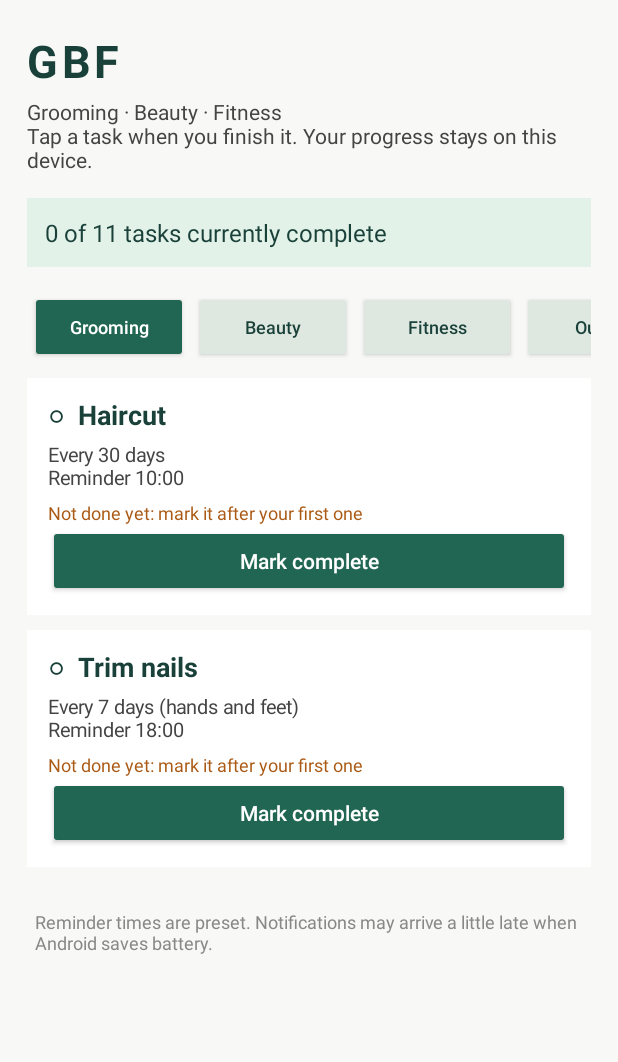
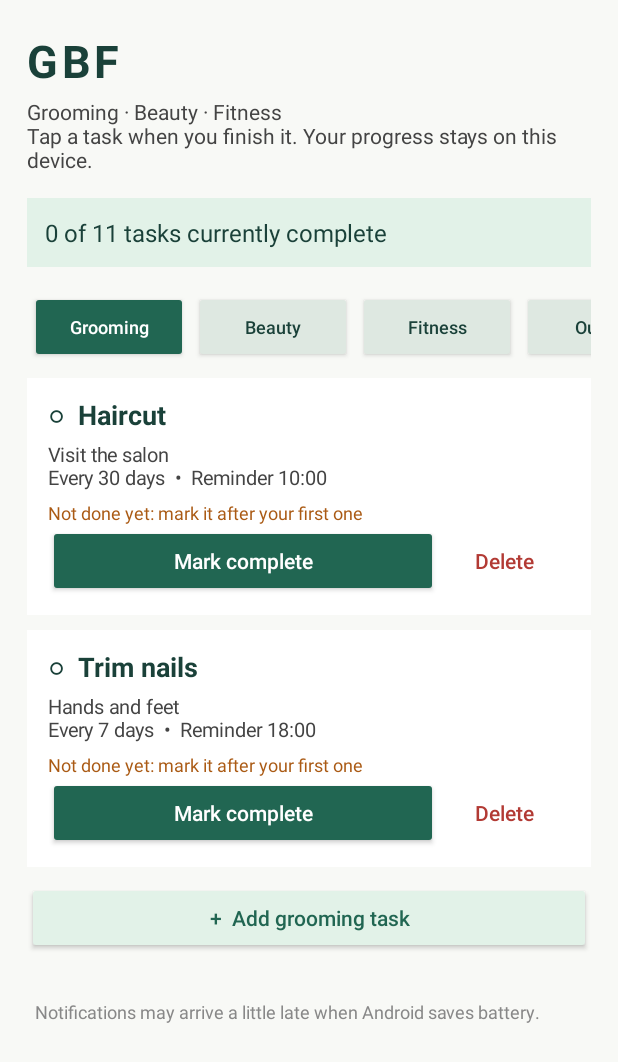
Before and after one commit to hameed0473-a11y/GBF-APP, an Android app: the screen it shows after launch (MainActivity), on a phone screen of 412 x 824 dp. Shown: the top 1062 px of the screen. Run offline under Robolectric (Android 15) with nearby library versions, the phone set to English and light mode, and no system bars.

Commit message:
Let users add and delete tasks in every category (v0.3.0)
- Store the task list on the device as JSON, seeded with the default
  routine on first launch; existing completion history is kept
- Add "+ Add" buttons for Grooming, Beauty, Fitness Exercise and Fitness
  Diet with a dialog for name, details, repeat interval (1-365 days with
  Daily/7/15/30 shortcuts) and reminder time; validate before closing
- Add a Delete button on each task card that, after confirmation, removes
  the task, cancels its alarm and notification, and clears its history
- List tasks in reminder-time order and show the repeat interval on cards
- Let alarms for deleted tasks lapse instead of rescheduling
- Document adding and deleting tasks in the README

Co-Authored-By: Claude Opus 5.5 <noreply@anthropic.com>

```diff
--- a/app/build.gradle
+++ b/app/build.gradle
@@ -1,5 +1,5 @@
 plugins { id 'com.android.application' }
 android { namespace 'com.shahul.groomingfitness'; compileSdk 35
-    defaultConfig { applicationId 'com.shahul.groomingfitness'; minSdk 26; targetSdk 35; versionCode 2; versionName '0.2.0' }
+    defaultConfig { applicationId 'com.shahul.groomingfitness'; minSdk 26; targetSdk 35; versionCode 3; versionName '0.3.0' }
     compileOptions { sourceCompatibility JavaVersion.VERSION_17; targetCompatibility JavaVersion.VERSION_17 }
 }
--- a/app/src/main/java/com/shahul/groomingfitness/MainActivity.java
+++ b/app/src/main/java/com/shahul/groomingfitness/MainActivity.java
@@ -3,24 +3,34 @@ package com.shahul.groomingfitness;
 import android.Manifest;
 import android.app.Activity;
 import android.app.AlertDialog;
+import android.app.TimePickerDialog;
 import android.content.pm.PackageManager;
 import android.content.res.ColorStateList;
 import android.graphics.Color;
 import android.graphics.Typeface;
 import android.os.Build;
 import android.os.Bundle;
+import android.text.InputType;
+import android.text.format.DateFormat;
+import android.view.Gravity;
 import android.widget.Button;
+import android.widget.EditText;
 import android.widget.HorizontalScrollView;
 import android.widget.LinearLayout;
 import android.widget.ScrollView;
 import android.widget.TextView;
+import android.widget.Toast;
+import java.util.ArrayList;
+import java.util.Comparator;
+import java.util.List;
 import java.util.Locale;
 
 public final class MainActivity extends Activity {
-    private static final int GREEN_DARK=Color.rgb(26,65,57), GREEN=Color.rgb(33,102,82), GREEN_SOFT=Color.rgb(226,242,232);
+    private static final int GREEN_DARK=Color.rgb(26,65,57), GREEN=Color.rgb(33,102,82), GREEN_SOFT=Color.rgb(226,242,232), RED=Color.rgb(178,58,52);
     private LinearLayout root, content;
     private String selected="Grooming";
     private boolean guideOpen=false;
+    private List<Tasks.Task> tasks=new ArrayList<>();
     private int dp(float value) { return (int)(value*getResources().getDisplayMetrics().density+.5f); }
     @Override public void onCreate(Bundle state) {
         super.onCreate(state);
@@ -33,14 +43,23 @@ public final class MainActivity extends Activity {
     private TextView label(String value,int size,int color) {
         TextView v=new TextView(this); v.setText(value); v.setTextSize(size); v.setTextColor(color); return v;
     }
+    private static String time(int hour,int minute) { return String.format(Locale.getDefault(),"%02d:%02d",hour,minute); }
+    /** Tasks in one category (and optional Fitness section), earliest reminder first. */
+    private List<Tasks.Task> list(String group,String section) {
+        List<Tasks.Task> result=new ArrayList<>();
+        for(Tasks.Task t:tasks) if(t.group.equals(group) && (section==null || t.section.equals(section))) result.add(t);
+        result.sort(Comparator.comparingInt(Tasks.Task::minuteOfDay));
+        return result;
+    }
     private void draw() {
+        tasks=Tasks.all(this);
         root=new LinearLayout(this); root.setOrientation(LinearLayout.VERTICAL); root.setBackgroundColor(Color.rgb(248,249,246));
         root.setPadding(dp(18),dp(20),dp(18),0); setContentView(root);
         TextView heading=label("GBF",30,GREEN_DARK); heading.setTypeface(null,Typeface.BOLD); heading.setLetterSpacing(.08f); root.addView(heading);
         TextView subtitle=label("Grooming · Beauty · Fitness\nTap a task when you finish it. Your progress stays on this device.",14,Color.DKGRAY);
         subtitle.setPadding(0,dp(4),0,dp(16)); root.addView(subtitle);
-        int done=Tasks.ALL.size()-Tasks.due(this).size();
-        TextView progress=label(done+" of "+Tasks.ALL.size()+" tasks currently complete",16,GREEN_DARK);
+        int done=0; for(Tasks.Task t:tasks) if(Tasks.complete(this,t)) done++;
+        TextView progress=label(done+" of "+tasks.size()+" tasks currently complete",16,GREEN_DARK);
         progress.setPadding(dp(12),dp(12),dp(12),dp(12)); progress.setBackgroundColor(GREEN_SOFT); root.addView(progress);
         // A horizontal row keeps all four sections reachable on smaller phones.
         HorizontalScrollView tabRow=new HorizontalScrollView(this);
@@ -58,22 +77,37 @@ public final class MainActivity extends Activity {
         switch(selected) {
             case "Outfits": Outfits.render(this,content,this::draw); break;
             case "Fitness": drawFitness(); break;
-            default: for(Tasks.Task t:Tasks.ALL) if(t.group.equals(selected)) addTask(t);
+            default: addTaskList(list(selected,null),selected,"","Add "+selected.toLowerCase(Locale.ROOT)+" task");
         }
-        TextView footer=label("Reminder times are preset. Notifications may arrive a little late when Android saves battery.",12,Color.GRAY);
+        TextView footer=label("Notifications may arrive a little late when Android saves battery.",12,Color.GRAY);
         footer.setPadding(dp(5),dp(18),dp(5),dp(26)); content.addView(footer);
     }
     private void sectionHeader(String title,String note) {
         TextView h=label(title,19,GREEN_DARK); h.setTypeface(null,Typeface.BOLD); h.setPadding(dp(4),dp(10),dp(4),note.isEmpty()?dp(8):dp(2)); content.addView(h);
         if(!note.isEmpty()) { TextView n=label(note,13,Color.DKGRAY); n.setPadding(dp(4),0,dp(4),dp(10)); content.addView(n); }
     }
+    private void addTaskList(List<Tasks.Task> items,String group,String section,String addLabel) {
+        if(items.isEmpty()) {
+            TextView empty=label("No tasks here yet. Tap the button below to add one.",14,Color.GRAY);
+            empty.setPadding(dp(4),dp(4),dp(4),dp(10)); content.addView(empty);
+        }
+        for(Tasks.Task t:items) addTask(t);
+        Button add=new Button(this); add.setAllCaps(false); add.setText("+  "+addLabel); add.setTextColor(GREEN);
+        add.setBackgroundTintList(ColorStateList.valueOf(GREEN_SOFT));
+        LinearLayout.LayoutParams lp=new LinearLayout.LayoutParams(-1,-2); lp.setMargins(0,0,0,dp(12)); content.addView(add,lp);
+        add.setOnClickListener(v->addDialog(group,section));
+    }
     private void drawFitness() {
         sectionHeader("Exercise","Walk 3,000 steps or more, OR do 10 minutes on a treadmill or bicycle. Tick it yourself after either one.");
-        for(Tasks.Task t:Tasks.ALL) if(t.group.equals("Fitness") && t.section.equals("Exercise")) addTask(t);
-        int dietTotal=0, dietDone=0;
-        for(Tasks.Task t:Tasks.ALL) if(t.section.equals("Diet")) { dietTotal++; if(Tasks.complete(this,t)) dietDone++; }
-        sectionHeader("Daily diet — in order","Today: "+dietDone+" of "+dietTotal+" done. Protein-rich foods that support healthy hair.");
-        for(Tasks.Task t:Tasks.ALL) if(t.group.equals("Fitness") && t.section.equals("Diet")) addTask(t);
+        addTaskList(list("Fitness","Exercise"),"Fitness","Exercise","Add exercise");
+        List<Tasks.Task> diet=list("Fitness","Diet");
+        int dietDone=0; for(Tasks.Task t:diet) if(Tasks.complete(this,t)) dietDone++;
+        sectionHeader("Daily diet — in order","Today: "+dietDone+" of "+diet.size()+" done. Protein-rich foods that support healthy hair.");
+        addTaskList(diet,"Fitness","Diet","Add diet item");
+        // Fitness tasks with no section (none by default) still need to be visible and deletable.
+        List<Tasks.Task> other=new ArrayList<>();
+        for(Tasks.Task t:list("Fitness",null)) if(!t.section.equals("Exercise") && !t.section.equals("Diet")) other.add(t);
+        if(!other.isEmpty()) { sectionHeader("Other",""); for(Tasks.Task t:other) addTask(t); }
         addFoodGuide();
     }
     private void addFoodGuide() {
@@ -114,21 +148,30 @@ public final class MainActivity extends Activity {
         card.setPadding(dp(14),dp(12),dp(14),dp(12)); card.setBackgroundColor(Color.WHITE);
         LinearLayout.LayoutParams cp=new LinearLayout.LayoutParams(-1,-2); cp.setMargins(0,0,0,dp(10)); content.addView(card,cp);
         TextView name=label((checked?"✓  ":"○  ")+t.title,18,checked?GREEN:GREEN_DARK); name.setTypeface(null,Typeface.BOLD); card.addView(name);
-        TextView info=label(t.detail+"\nReminder "+String.format(Locale.getDefault(),"%02d:%02d",t.hour,t.minute),13,Color.DKGRAY);
-        info.setPadding(0,dp(5),0,dp(6)); card.addView(info);
+        String info=(t.detail.isEmpty()?"":t.detail+"\n")+t.repeatText()+"  •  Reminder "+time(t.hour,t.minute);
+        TextView infoView=label(info,13,Color.DKGRAY); infoView.setPadding(0,dp(5),0,dp(6)); card.addView(infoView);
         String status=status(t,checked);
         if(!status.isEmpty()) {
             TextView s=label(status,12,checked?Color.GRAY:Color.rgb(170,90,20)); card.addView(s);
         }
+        LinearLayout buttons=new LinearLayout(this); buttons.setGravity(Gravity.CENTER_VERTICAL); card.addView(buttons);
         Button action=new Button(this); action.setAllCaps(false); action.setText(checked?"Undo completion":"Mark complete");
         if(!checked) { action.setTextColor(Color.WHITE); action.setBackgroundTintList(ColorStateList.valueOf(GREEN)); }
         action.setContentDescription((checked?"Undo ":"Complete ")+t.title);
-        card.addView(action); action.setOnClickListener(v->{
+        buttons.addView(action,new LinearLayout.LayoutParams(0,-2,1));
+        action.setOnClickListener(v->{
             if(Tasks.complete(this,t)) new AlertDialog.Builder(this).setTitle("Undo completion?")
                 .setMessage("This removes the recorded completion date for "+t.title+".")
                 .setNegativeButton("Cancel",null).setPositiveButton("Undo",(d,w)->{Tasks.undo(this,t);draw();}).show();
             else { Tasks.mark(this,t);draw(); }
         });
+        Button delete=new Button(this,null,android.R.attr.borderlessButtonStyle); delete.setAllCaps(false); delete.setText("Delete");
+        delete.setTextColor(RED); delete.setContentDescription("Delete "+t.title);
+        buttons.addView(delete,new LinearLayout.LayoutParams(-2,-2));
+        delete.setOnClickListener(v->new AlertDialog.Builder(this).setTitle("Delete \""+t.title+"\"?")
+            .setMessage("This removes the task, its reminder and its completion history.")
+            .setNegativeButton("Cancel",null)
+            .setPositiveButton("Delete",(d,w)->{ Reminders.cancel(this,t); Tasks.delete(this,t); draw(); }).show());
     }
     private String status(Tasks.Task t,boolean checked) {
         String last=Tasks.last(this,t);
@@ -140,4 +183,38 @@ public final class MainActivity extends Activity {
         }
         return "Due now  •  Last done "+last;
     }
+    private void addDialog(String group,String section) {
+        String where=section.isEmpty()?group:group+" · "+section;
+        final int[] when={9,0};
+        LinearLayout form=new LinearLayout(this); form.setOrientation(LinearLayout.VERTICAL); form.setPadding(dp(22),dp(8),dp(22),0);
+        EditText title=new EditText(this); title.setSingleLine(true); title.setHint("Task name, e.g. Face wash");
+        title.setInputType(InputType.TYPE_CLASS_TEXT|InputType.TYPE_TEXT_FLAG_CAP_SENTENCES); form.addView(title);
+        EditText detail=new EditText(this); detail.setHint("Details (optional)");
+        detail.setInputType(InputType.TYPE_CLASS_TEXT|InputType.TYPE_TEXT_FLAG_CAP_SENTENCES|InputType.TYPE_TEXT_FLAG_MULTI_LINE); form.addView(detail);
+        TextView repeatLabel=label("Repeat every (days)",13,Color.DKGRAY); repeatLabel.setPadding(dp(4),dp(12),0,0); form.addView(repeatLabel);
+        EditText days=new EditText(this); days.setInputType(InputType.TYPE_CLASS_NUMBER); days.setText(group.equals("Fitness")?"1":"7"); form.addView(days);
+        LinearLayout quick=new LinearLayout(this); form.addView(quick);
+        for(int n:new int[]{1,7,15,30}) {
+            Button q=new Button(this,null,android.R.attr.borderlessButtonStyle); q.setAllCaps(false); q.setTextColor(GREEN);
+            q.setText(n==1?"Daily":n+" days"); quick.addView(q,new LinearLayout.LayoutParams(0,-2,1));
+            q.setOnClickListener(v->days.setText(String.valueOf(n)));
+        }
+        Button pick=new Button(this); pick.setAllCaps(false); pick.setText("Reminder time: "+time(when[0],when[1])); form.addView(pick);
+        pick.setOnClickListener(v->new TimePickerDialog(this,(tp,h,m)->{ when[0]=h; when[1]=m; pick.setText("Reminder time: "+time(h,m)); },
+            when[0],when[1],DateFormat.is24HourFormat(this)).show());
+        AlertDialog dialog=new AlertDialog.Builder(this).setTitle("Add to "+where).setView(form)
+            .setNegativeButton("Cancel",null).setPositiveButton("Add",null).create();
+        dialog.show();
+        // Validate before closing, so a missing name does not lose what was typed.
+        dialog.getButton(AlertDialog.BUTTON_POSITIVE).setOnClickListener(v->{
+            String name=title.getText().toString().trim();
+            int n; try { n=Integer.parseInt(days.getText().toString().trim()); } catch(NumberFormatException e) { n=0; }
+            if(name.isEmpty()) { title.setError("Enter a task name"); return; }
+            if(n<1 || n>365) { days.setError("Enter 1 to 365 days"); return; }
+            Tasks.Task t=Tasks.add(this,name,group,section,detail.getText().toString().trim(),n,when[0],when[1]);
+            Reminders.schedule(this,t);
+            dialog.dismiss(); draw();
+            Toast.makeText(this,"Added "+name,Toast.LENGTH_SHORT).show();
+        });
+    }
 }
--- a/app/src/main/java/com/shahul/groomingfitness/Reminders.java
+++ b/app/src/main/java/com/shahul/groomingfitness/Reminders.java
@@ -1,6 +1,7 @@
 package com.shahul.groomingfitness;
 
 import android.app.AlarmManager;
+import android.app.NotificationManager;
 import android.app.PendingIntent;
 import android.content.Context;
 import android.content.Intent;
@@ -10,16 +11,26 @@ import java.time.ZoneId;
 final class Reminders {
     static void scheduleAll(Context c) {
         cancelLegacyAlarms(c);
-        for(Tasks.Task t:Tasks.ALL) schedule(c,t);
+        for(Tasks.Task t:Tasks.all(c)) schedule(c,t);
+    }
+    private static PendingIntent intent(Context c, Tasks.Task t, int flags) {
+        Intent intent=new Intent(c,ReminderReceiver.class).putExtra("id",t.id);
+        return PendingIntent.getBroadcast(c,t.requestCode(),intent,flags|PendingIntent.FLAG_IMMUTABLE);
     }
     static void schedule(Context c, Tasks.Task t) {
         AlarmManager manager=(AlarmManager)c.getSystemService(Context.ALARM_SERVICE);
         if(manager==null) return;
-        Intent intent=new Intent(c,ReminderReceiver.class).putExtra("id",t.id);
-        PendingIntent pi=PendingIntent.getBroadcast(c,t.requestCode(),intent,PendingIntent.FLAG_UPDATE_CURRENT|PendingIntent.FLAG_IMMUTABLE);
         LocalDateTime when=LocalDateTime.now().withHour(t.hour).withMinute(t.minute).withSecond(0).withNano(0);
         if(!when.isAfter(LocalDateTime.now())) when=when.plusDays(1);
-        manager.setAndAllowWhileIdle(AlarmManager.RTC_WAKEUP,when.atZone(ZoneId.systemDefault()).toInstant().toEpochMilli(),pi);
+        manager.setAndAllowWhileIdle(AlarmManager.RTC_WAKEUP,when.atZone(ZoneId.systemDefault()).toInstant().toEpochMilli(),intent(c,t,PendingIntent.FLAG_UPDATE_CURRENT));
+    }
+    /** Stops a deleted task's alarm and clears any notification it is showing. */
+    static void cancel(Context c, Tasks.Task t) {
+        AlarmManager manager=(AlarmManager)c.getSystemService(Context.ALARM_SERVICE);
+        PendingIntent pi=intent(c,t,PendingIntent.FLAG_NO_CREATE);
+        if(manager!=null && pi!=null) { manager.cancel(pi); pi.cancel(); }
+        NotificationManager nm=(NotificationManager)c.getSystemService(Context.NOTIFICATION_SERVICE);
+        if(nm!=null) nm.cancel(t.requestCode());
     }
     /** Version 0.1.0 keyed alarms by list position (0..10). Cancel them once so they cannot fire for the wrong task. */
     private static void cancelLegacyAlarms(Context c) {
--- a/app/src/main/java/com/shahul/groomingfitness/Tasks.java
+++ b/app/src/main/java/com/shahul/groomingfitness/Tasks.java
@@ -2,12 +2,15 @@ package com.shahul.groomingfitness;
 
 import android.content.Context;
 import android.content.SharedPreferences;
+import org.json.JSONArray;
+import org.json.JSONObject;
 import java.time.LocalDate;
 import java.time.temporal.ChronoUnit;
 import java.util.ArrayList;
 import java.util.Arrays;
 import java.util.List;
 
+/** The user's task list. Stored on the device as JSON and seeded with the default routine on first launch. */
 final class Tasks {
     static final class Task {
         final String id, title, group, section, detail;
@@ -18,12 +21,15 @@ final class Tasks {
         }
         /** Stable alarm request code; does not change if the list order changes. */
         int requestCode() { return id.hashCode() & 0x7fffffff; }
+        int minuteOfDay() { return hour*60+minute; }
+        String repeatText() { return intervalDays<=1 ? "Daily" : "Every "+intervalDays+" days"; }
     }
+    static final String[] GROUPS={"Grooming","Beauty","Fitness"};
     // Fitness diet tasks are listed in the order they should be eaten through the day.
-    static final List<Task> ALL = Arrays.asList(
-        new Task("haircut", "Haircut", "Grooming", "", "Every 30 days", 30, 10, 0),
-        new Task("nails", "Trim nails", "Grooming", "", "Every 7 days (hands and feet)", 7, 18, 0),
-        new Task("detan", "De-tan / skin care", "Beauty", "", "Every 7 days. Use a gentle pack; avoid harsh bleach or scrubbing", 7, 18, 0),
+    private static final List<Task> DEFAULTS = Arrays.asList(
+        new Task("haircut", "Haircut", "Grooming", "", "Visit the salon", 30, 10, 0),
+        new Task("nails", "Trim nails", "Grooming", "", "Hands and feet", 7, 18, 0),
+        new Task("detan", "De-tan / skin care", "Beauty", "", "Use a gentle pack; avoid harsh bleach or scrubbing", 7, 18, 0),
         new Task("honey", "Honey + kalonji", "Fitness", "Diet", "Early morning, empty stomach: 1 tsp honey with a pinch (¼–½ tsp) of kalonji seeds", 1, 6, 30),
         new Task("almonds", "10 almonds (badam)", "Fitness", "Diet", "Soak overnight, peel and eat in the morning", 1, 7, 30),
         new Task("oats", "Oats for breakfast", "Fitness", "Diet", "Cook in milk; add a fruit or a spoon of peanuts for extra protein", 1, 8, 30),
@@ -33,12 +39,56 @@ final class Tasks {
         new Task("dates", "2 dates", "Fitness", "Diet", "Evening snack", 1, 16, 30),
         new Task("movement", "Move today", "Fitness", "Exercise", "Minimum 3,000 steps OR 10 minutes treadmill / cycling", 1, 18, 30)
     );
-    static Task byId(String id) {
+    static SharedPreferences prefs(Context c) { return c.getSharedPreferences("routine", Context.MODE_PRIVATE); }
+
+    // ---- Task list storage ----
+    static List<Task> all(Context c) {
+        String json=prefs(c).getString("tasks", null);
+        if(json==null) { save(c, DEFAULTS); return new ArrayList<>(DEFAULTS); }
+        List<Task> items=new ArrayList<>();
+        try {
+            JSONArray a=new JSONArray(json);
+            for(int i=0;i<a.length();i++) {
+                JSONObject o=a.getJSONObject(i);
+                String id=o.optString("id"), title=o.optString("title"), group=o.optString("group");
+                if(id.isEmpty() || title.isEmpty() || !Arrays.asList(GROUPS).contains(group)) continue;
+                items.add(new Task(id, title, group, o.optString("section"), o.optString("detail"),
+                    clamp(o.optInt("days",1),1,365), clamp(o.optInt("hour",9),0,23), clamp(o.optInt("minute",0),0,59)));
+            }
+        } catch(Exception ignored) { /* Corrupt data: show what was parsed. */ }
+        return items;
+    }
+    private static int clamp(int v,int lo,int hi) { return Math.max(lo,Math.min(hi,v)); }
+    private static void save(Context c, List<Task> items) {
+        JSONArray a=new JSONArray();
+        for(Task t:items) {
+            try {
+                JSONObject o=new JSONObject();
+                o.put("id",t.id); o.put("title",t.title); o.put("group",t.group); o.put("section",t.section);
+                o.put("detail",t.detail); o.put("days",t.intervalDays); o.put("hour",t.hour); o.put("minute",t.minute);
+                a.put(o);
+            } catch(Exception ignored) { }
+        }
+        prefs(c).edit().putString("tasks",a.toString()).apply();
+    }
+    static Task add(Context c, String title, String group, String section, String detail, int days, int hour, int minute) {
+        Task t=new Task("c"+System.currentTimeMillis(), title, group, section, detail, clamp(days,1,365), hour, minute);
+        List<Task> items=all(c); items.add(t); save(c,items);
+        return t;
+    }
+    static void delete(Context c, Task t) {
+        List<Task> items=all(c);
+        for(int i=items.size()-1;i>=0;i--) if(items.get(i).id.equals(t.id)) items.remove(i);
+        save(c,items);
+        prefs(c).edit().remove("done_"+t.id).apply();
+    }
+    static Task byId(Context c, String id) {
         if(id==null) return null;
-        for(Task t:ALL) if(t.id.equals(id)) return t;
+        for(Task t:all(c)) if(t.id.equals(id)) return t;
         return null;
     }
-    static SharedPreferences prefs(Context c) { return c.getSharedPreferences("routine", Context.MODE_PRIVATE); }
+
+    // ---- Completion tracking ----
     private static LocalDate lastDate(Context c, Task t) {
         String stamp=prefs(c).getString("done_"+t.id, "");
         if(stamp.isEmpty()) return null;
@@ -61,7 +111,4 @@ final class Tasks {
     static String last(Context c, Task t) { return prefs(c).getString("done_"+t.id, ""); }
     static void mark(Context c, Task t) { prefs(c).edit().putString("done_"+t.id, LocalDate.now().toString()).apply(); }
     static void undo(Context c, Task t) { prefs(c).edit().remove("done_"+t.id).apply(); }
-    static List<Task> due(Context c) {
-        List<Task> result=new ArrayList<>(); for(Task t:ALL) if(!complete(c,t)) result.add(t); return result;
-    }
 }
```
Also changed, not shown: app/src/main/java/com/shahul/groomingfitness/ReminderReceiver.java (+5 -4 lines), 1 other file.
